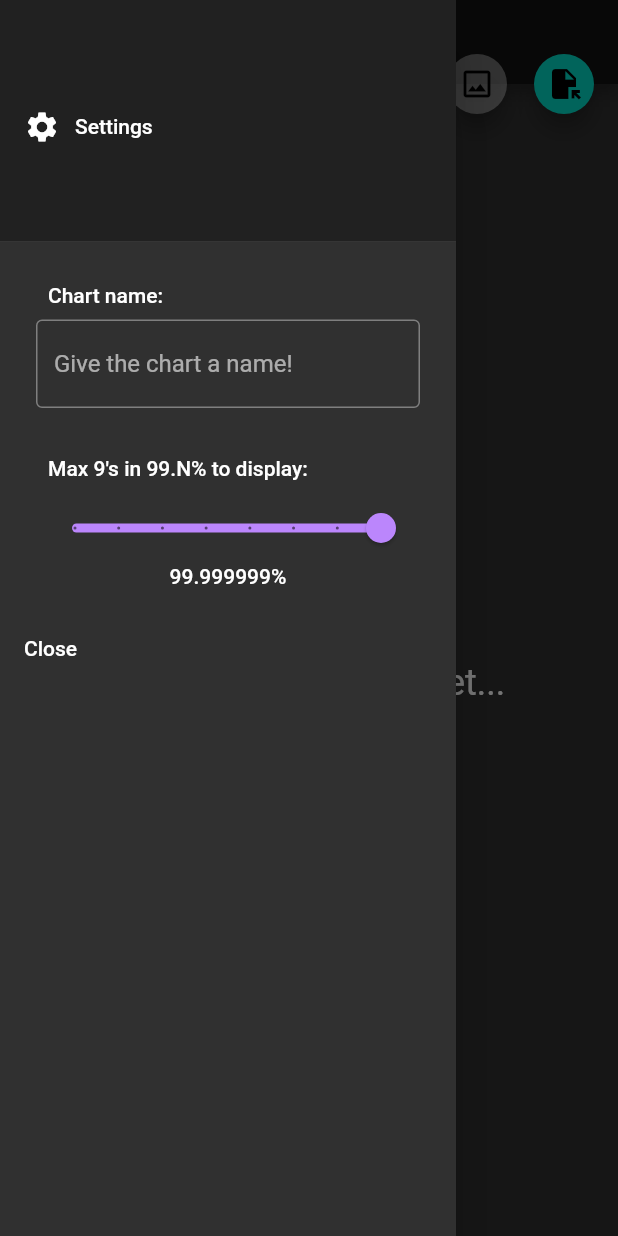
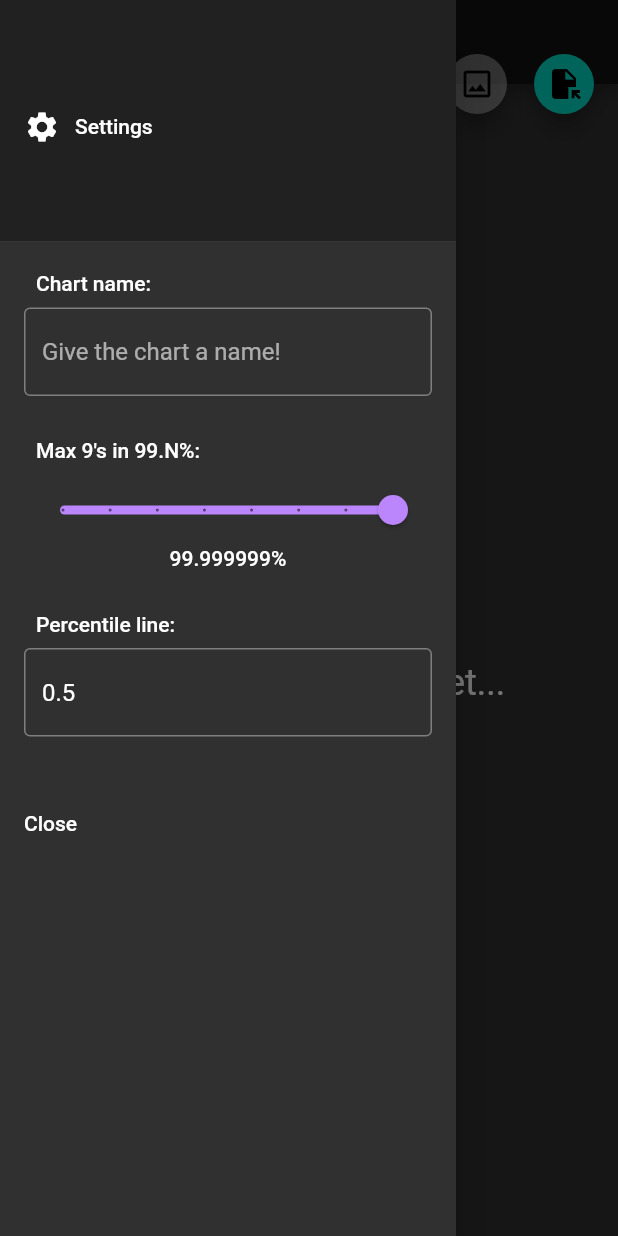
Before and after one commit to renatoathaydes/h_view, a Flutter app: the screen it shows after launch, with the side drawer open, on a phone screen of 412 x 824 dp. Run offline on Flutter 3.47's test engine with Material 2 defaults, Android fonts, the phone set to English and light mode, and no system bars; our stand-ins replace file, file_picker, syncfusion_flutter_charts; missing offline and left inert: dart:html.

Commit message:
Added setting for choosing percentile line to display.
Improved form design.

```diff
--- a/lib/main.dart
+++ b/lib/main.dart
@@ -48,6 +48,7 @@ class _MyHomePageState extends State<MyHomePage> {
   String? _currentFile;
   String? _chartName;
   MaxPercentile9s _maxPercentile = MaxPercentile9s.max;
+  double? _percentileLine = 0.5;
   Object? _errorLoading;
   LoadState _loadState = LoadState.none;
   Histogram? _histogram;
@@ -61,6 +62,10 @@ class _MyHomePageState extends State<MyHomePage> {
 
   void _setMaxPercentile9s(MaxPercentile9s value) {
     setState(() => _maxPercentile = value);
+  }
+
+  void _setPercentileLine(double? value) {
+    setState(() => _percentileLine = value);
   }
 
   void _exportImage(BuildContext context) async {
@@ -142,9 +147,13 @@ class _MyHomePageState extends State<MyHomePage> {
         title: Text(widget.title),
       ),
       drawer: drawer(context, [
-        () => w.pad(w.selectFileForm(_chartName, _setChartName)),
-        () =>
-            w.pad(w.maxPercentileSelector(_maxPercentile, _setMaxPercentile9s)),
+        w.form([
+          ...w.chartNameSelector(_chartName, _setChartName),
+          const SizedBox(height: 20),
+          ...w.maxPercentileSelector(_maxPercentile, _setMaxPercentile9s),
+          const SizedBox(height: 20),
+          ...w.percentileLineSelector(_percentileLine, _setPercentileLine),
+        ]),
       ]),
       body: Center(
         child: Column(
@@ -154,8 +163,8 @@ class _MyHomePageState extends State<MyHomePage> {
             Expanded(
                 child: _loadState == LoadState.parsingChart
                     ? w.loadingDialog()
-                    : chartWidget(
-                        context, _histogram, _errorLoading, _maxPercentile)),
+                    : chartWidget(context, _histogram, _errorLoading,
+                        _maxPercentile, _percentileLine)),
           ],
         ),
       ),
--- a/lib/src/ui/chart.dart
+++ b/lib/src/ui/chart.dart
@@ -7,8 +7,12 @@ import 'helper_widgets.dart';
 
 final cartesianChartKey = GlobalKey<SfCartesianChartState>();
 
-Widget chartWidget(BuildContext context, Histogram? histogram,
-    Object? errorLoading, MaxPercentile9s maxPercentile9s) {
+Widget chartWidget(
+    BuildContext context,
+    Histogram? histogram,
+    Object? errorLoading,
+    MaxPercentile9s maxPercentile9s,
+    double? percentileLine) {
   Widget mainWidget;
   if (errorLoading != null) {
     mainWidget = pad(Container(
@@ -22,7 +26,7 @@ Widget chartWidget(BuildContext context, Histogram? histogram,
       ),
     ));
   } else if (histogram != null) {
-    mainWidget = _histogramWidget(histogram, maxPercentile9s);
+    mainWidget = _histogramWidget(histogram, maxPercentile9s, percentileLine);
   } else {
     mainWidget = Text(
       'No chart generated yet...',
@@ -51,7 +55,8 @@ class _IndexedSeries {
       series.title.isEmpty ? 'Series ${index + 1}' : series.title;
 }
 
-Widget _histogramWidget(Histogram histogram, MaxPercentile9s maxPercentile9s) {
+Widget _histogramWidget(Histogram histogram, MaxPercentile9s maxPercentile9s,
+    double? percentileLine) {
   var colorIndex = 0;
 
   var index = 0;
@@ -79,15 +84,27 @@ Widget _histogramWidget(Histogram histogram, MaxPercentile9s maxPercentile9s) {
               yValueMapper: (data, _) => data.value,
             ),
           )
-          .followedBy(data.map((series) => LineSeries(
-        name: '${series.seriesName} (mean)',
-                color: chartColors[colorIndex++ % chartColors.length],
-                opacity: 0.6,
-                dataSource: series.series.data,
-                xValueMapper: (data, _) => data.percentile.toString(),
-                yValueMapper: (data, _) => series.series.stats.mean,
-              )))
+          .followedBy(percentileLine == null
+              ? const []
+              : data.map((series) => LineSeries(
+                    name: '${series.seriesName} ($percentileLine)',
+                    color: chartColors[colorIndex++ % chartColors.length],
+                    opacity: 0.6,
+                    dataSource: series.series.data,
+                    xValueMapper: (data, _) => data.percentile.toString(),
+                    yValueMapper: (data, _) =>
+                        _percentileValue(series.series, percentileLine),
+                  )))
           .toList(growable: false));
+}
+
+double _percentileValue(HistogramSeries series, double percentileLine) {
+  if (percentileLine == 0.5) return series.stats.mean;
+  final dataPoint = series.data.firstWhere(
+      (d) => d.percentile >= percentileLine,
+      orElse: () =>
+          percentileLine < 0.1 ? series.data.first : series.data.last);
+  return dataPoint.value;
 }
 
 String _errorMessage(Object error) {
--- a/lib/src/ui/drawer.dart
+++ b/lib/src/ui/drawer.dart
@@ -1,6 +1,6 @@
 import 'package:flutter/material.dart';
 
-Widget drawer(BuildContext context, List<Widget Function()> buildItems) {
+Widget drawer(BuildContext context, List<Widget> widgets) {
   return Drawer(
     child: ListView(
       padding: EdgeInsets.zero,
@@ -15,8 +15,8 @@ Widget drawer(BuildContext context, List<Widget Function()> buildItems) {
                 padding: EdgeInsets.only(left: 10.0), child: Text('Settings')),
           ]),
         ),
-        ...buildItems.map((build) => ListTile(
-              title: build(),
+        ...widgets.map((w) => ListTile(
+              title: w,
               onTap: () => Navigator.pop(context),
             )),
         ListTile(
--- a/lib/src/ui/helper_widgets.dart
+++ b/lib/src/ui/helper_widgets.dart
@@ -20,12 +20,18 @@ Widget selectedFile(
   );
 }
 
-Form selectFileForm(String? chartName, Function(String?) setChartName) {
+Form form(List<Widget> widgets) {
   return Form(
       key: _formKey,
       child: Column(
         crossAxisAlignment: CrossAxisAlignment.start,
-        children: [
+        children: widgets,
+      ));
+}
+
+List<Widget> chartNameSelector(
+    String? chartName, Function(String?) setChartName) {
+  return [
     const Padding(
       padding: EdgeInsets.all(8.0),
       child: Text('Chart name:'),
@@ -37,21 +43,52 @@ Form selectFileForm(String? chartName, Function(String?) setChartName) {
         border: OutlineInputBorder(),
         hintText: 'Give the chart a name!',
       ),
-          )
-        ],
-      ));
+    ),
+  ];
 }
 
-Form maxPercentileSelector(MaxPercentile9s max9sPercentile,
-    Function(MaxPercentile9s) setMax9sPercentile) {
-  return Form(
-      // key: _formKey,
-      child: Column(
-    crossAxisAlignment: CrossAxisAlignment.start,
-    children: [
+List<Widget> percentileLineSelector(
+    double? percentileLine, Function(double?) setPercentileLine) {
+  return [
     const Padding(
       padding: EdgeInsets.all(8.0),
-        child: Text("Max 9's in 99.N% to display:"),
+      child: Text('Percentile line:'),
+    ),
+    SizedBox(
+      height: 85,
+      child: TextFormField(
+        initialValue: percentileLine?.toString() ?? '',
+        validator: (value) {
+          if (value == null || value.trim().isEmpty) return null;
+          final number = double.tryParse(value);
+          if (number == null || number < 0.0 || number > 1.0) {
+            return 'Value must be between 0.0 and 1.0';
+          }
+          return null;
+        },
+        onChanged: (value) {
+          if (!_formKey.currentState!.validate()) return;
+          if (value.trim().isEmpty) {
+            setPercentileLine(null);
+          } else {
+            setPercentileLine(double.parse(value.trim()));
+          }
+        },
+        decoration: const InputDecoration(
+          border: OutlineInputBorder(),
+          hintText: 'Value between 0.0 to 1.0, or empty',
+        ),
+      ),
+    ),
+  ];
+}
+
+List<Widget> maxPercentileSelector(MaxPercentile9s max9sPercentile,
+    Function(MaxPercentile9s) setMax9sPercentile) {
+  return [
+    const Padding(
+      padding: EdgeInsets.all(8.0),
+      child: Text("Max 9's in 99.N%:"),
     ),
     Column(
       children: [
@@ -65,9 +102,8 @@ Form maxPercentileSelector(MaxPercentile9s max9sPercentile,
         ),
         Text(max9sPercentile.percentText),
       ],
-      )
-    ],
-  ));
+    ),
+  ];
 }
 
 Widget noChartGeneratedYet(BuildContext context) {
```
Lines whose indentation alone changed are shown as unchanged.
